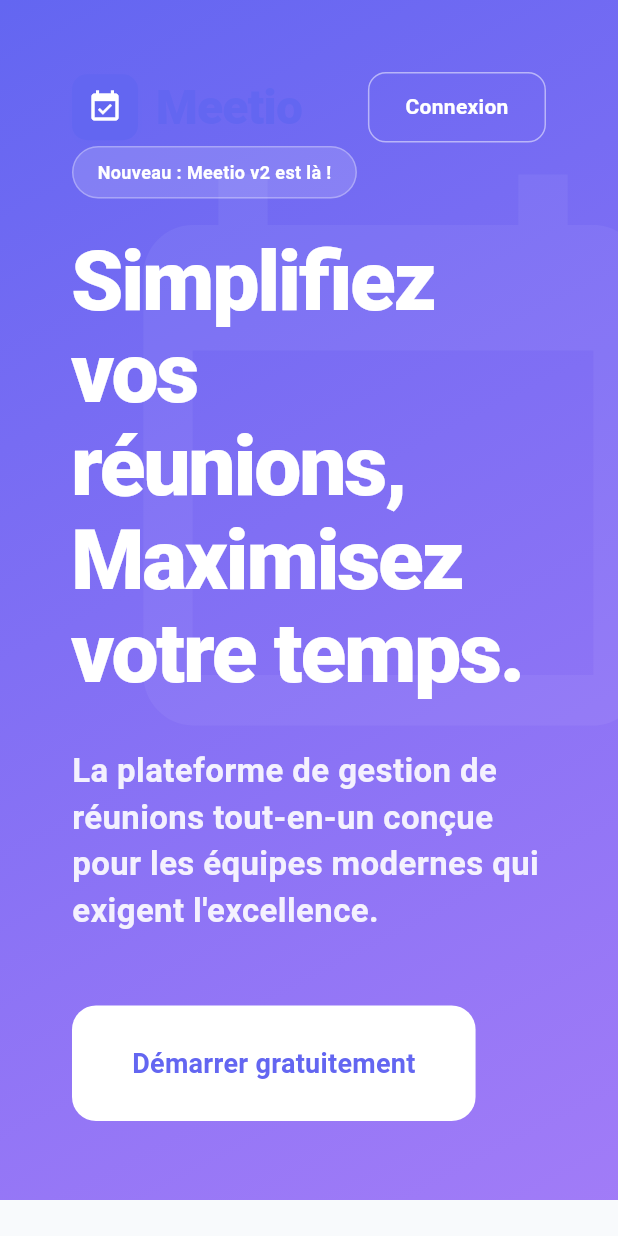
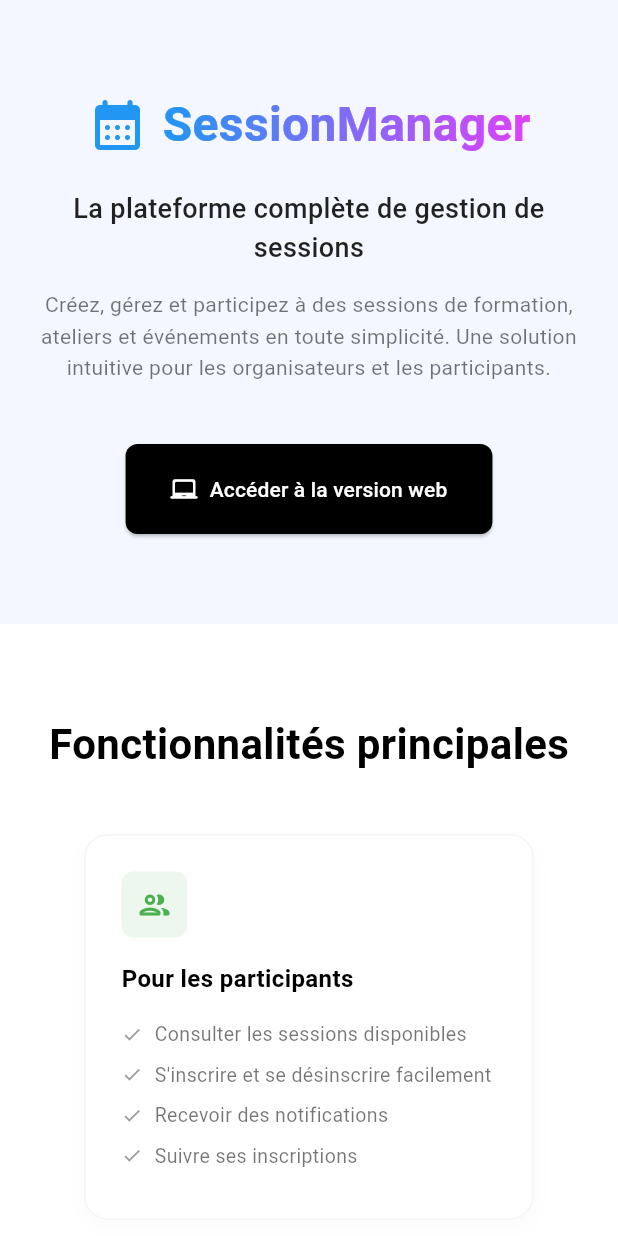
Before and after one commit to 7Bhil/Meetio, a Flutter app: the screen it shows after launch, on a phone screen of 412 x 824 dp. Run offline on Flutter 3.47's test engine with Material 3 defaults, Android fonts, the phone set to English and light mode, and no system bars; our stand-ins replace flutter_dotenv, shared_preferences; accounts and stored records are empty.

Commit message:
Restore original design

```diff
--- a/lib/screens/landing_screen.dart
+++ b/lib/screens/landing_screen.dart
@@ -1,10 +1,8 @@
 import 'package:flutter/material.dart';
-import 'dart:ui';
+import 'package:url_launcher/url_launcher.dart';
 import '../constants/colors.dart';
 import '../constants/text_styles.dart';
 import '../constants/spacing.dart';
-import '../widgets/logo_widget.dart';
-import '../screens/auth_screen.dart';
 
 class LandingScreen extends StatelessWidget {
   const LandingScreen({super.key});
@@ -12,13 +10,13 @@ class LandingScreen extends StatelessWidget {
   @override
   Widget build(BuildContext context) {
     return Scaffold(
-      backgroundColor: AppColors.background,
+      backgroundColor: Colors.white,
       body: SingleChildScrollView(
         child: Column(
           children: [
             _buildHero(context),
             _buildFeatures(),
-            _buildCTA(context),
+            _buildDownloadSection(),
             _buildFooter(),
           ],
         ),
@@ -26,80 +24,73 @@ class LandingScreen extends StatelessWidget {
     );
   }
 
+  Future<void> _launchURL(String url) async {
+    final Uri uri = Uri.parse(url);
+    if (!await launchUrl(uri)) {
+      debugPrint('Could not launch $url');
+    }
+  }
+
   Widget _buildHero(BuildContext context) {
     return Container(
       width: double.infinity,
-      height: 800,
-      decoration: BoxDecoration(
-        gradient: LinearGradient(
-          begin: Alignment.topLeft,
-          end: Alignment.bottomRight,
-          colors: [AppColors.primary, AppColors.accent.withOpacity(0.8)],
-        ),
-      ),
-      child: Stack(
+      padding: const EdgeInsets.symmetric(vertical: 60, horizontal: 20),
+      color: const Color(0xFFF4F7FF),
+      child: Column(
         children: [
-          // Geometric Decor
-          Positioned(
-            top: 100,
-            right: -50,
-            child: Icon(Icons.calendar_today, size: 400, color: Colors.white.withOpacity(0.05)),
+          // Logo
+          Row(
+            mainAxisAlignment: MainAxisAlignment.center,
+            children: [
+              const Icon(Icons.calendar_month_rounded, size: 40, color: Colors.blue),
+              const SizedBox(width: 10),
+              ShaderMask(
+                shaderCallback: (bounds) => const LinearGradient(
+                  colors: [Colors.blue, Colors.purpleAccent],
+                ).createShader(bounds),
+                child: const Text(
+                  'SessionManager',
+                  style: TextStyle(
+                    fontSize: 32,
+                    fontWeight: FontWeight.bold,
+                    color: Colors.white,
+                  ),
+                ),
+              ),
+            ],
           ),
-
-          SafeArea(
-            child: Padding(
-              padding: const EdgeInsets.all(Spacing.xxl),
-              child: Column(
-                crossAxisAlignment: CrossAxisAlignment.start,
-                children: [
-                  Row(
-                    children: [
-                      LogoWidget(type: LogoType.header),
-                      const Spacer(),
-                      _buildHeaderButton('Connexion', () {
-                         Navigator.pushNamed(context, '/auth');
-                      }),
-                    ],
-                  ),
-                  const Spacer(),
-                  Container(
-                    constraints: const BoxConstraints(maxWidth: 800),
-                    child: Column(
-                      crossAxisAlignment: CrossAxisAlignment.start,
-                      children: [
-                        _buildBadge('Nouveau : Meetio v2 est là !'),
-                        const SizedBox(height: Spacing.lg),
-                        Text(
-                          'Simplifiez vos réunions,\nMaximisez votre temps.',
-                          style: AppTextStyles.displayLarge.copyWith(color: Colors.white),
-                        ),
-                        const SizedBox(height: Spacing.xl),
-                        Text(
-                          'La plateforme de gestion de réunions tout-en-un conçue pour les équipes modernes qui exigent l\'excellence.',
-                          style: AppTextStyles.headlineSmall.copyWith(color: Colors.white.withOpacity(0.9)),
-                        ),
-                        const SizedBox(height: Spacing.xxl),
-                        Row(
-                          children: [
-                            ElevatedButton(
-                              onPressed: () => Navigator.pushNamed(context, '/auth'),
-                              style: ElevatedButton.styleFrom(
-                                backgroundColor: Colors.white,
-                                foregroundColor: AppColors.primary,
-                                padding: const EdgeInsets.symmetric(horizontal: 40, vertical: 25),
-                                shape: RoundedRectangleBorder(borderRadius: BorderRadius.circular(16)),
-                                elevation: 0,
-                              ),
-                              child: Text('Démarrer gratuitement', style: AppTextStyles.labelLarge.copyWith(fontSize: 18)),
-                            ),
-                          ],
-                        ),
-                      ],
-                    ),
-                  ),
-                  const Spacer(flex: 2),
-                ],
+          const SizedBox(height: 20),
+          const Text(
+            'La plateforme complète de gestion de sessions',
+            style: TextStyle(
+              fontSize: 18,
+              color: Colors.black87,
+              fontWeight: FontWeight.w500,
+            ),
+            textAlign: TextAlign.center,
+          ),
+          const SizedBox(height: 15),
+          Container(
+            constraints: const BoxConstraints(maxWidth: 600),
+            child: const Text(
+              'Créez, gérez et participez à des sessions de formation, ateliers et événements en toute simplicité. Une solution intuitive pour les organisateurs et les participants.',
+              style: TextStyle(
+                fontSize: 14,
+                color: Colors.black54,
+                height: 1.5,
               ),
+              textAlign: TextAlign.center,
+            ),
+          ),
+          const SizedBox(height: 40),
+          ElevatedButton.icon(
+            onPressed: () => Navigator.pushNamed(context, '/auth'),
+            icon: const Icon(Icons.laptop_chromebook_rounded, color: Colors.white),
+            label: const Text('Accéder à la version web', style: TextStyle(color: Colors.white)),
+            style: ElevatedButton.styleFrom(
+              backgroundColor: Colors.black,
+              padding: const EdgeInsets.symmetric(horizontal: 30, vertical: 20),
+              shape: RoundedRectangleBorder(borderRadius: BorderRadius.circular(8)),
             ),
           ),
         ],
@@ -107,136 +98,205 @@ class LandingScreen extends StatelessWidget {
     );
   }
 
-  Widget _buildBadge(String text) {
-    return Container(
-      padding: const EdgeInsets.symmetric(horizontal: 16, vertical: 8),
-      decoration: BoxDecoration(
-        color: Colors.white.withOpacity(0.15),
-        borderRadius: BorderRadius.circular(100),
-        border: Border.all(color: Colors.white.withOpacity(0.3)),
-      ),
-      child: Text(text, style: AppTextStyles.bodySmall.copyWith(color: Colors.white, fontWeight: FontWeight.bold)),
-    );
-  }
-
-  Widget _buildHeaderButton(String text, VoidCallback onPressed) {
-    return InkWell(
-      onTap: onPressed,
-      child: Container(
-        padding: const EdgeInsets.symmetric(horizontal: 24, vertical: 12),
-        decoration: BoxDecoration(
-          border: Border.all(color: Colors.white.withOpacity(0.5)),
-          borderRadius: BorderRadius.circular(12),
-        ),
-        child: Text(text, style: AppTextStyles.labelLarge.copyWith(color: Colors.white)),
-      ),
-    );
-  }
-
   Widget _buildFeatures() {
     return Container(
-      padding: const EdgeInsets.symmetric(vertical: 100, horizontal: Spacing.xxl),
+      padding: const EdgeInsets.symmetric(vertical: 60, horizontal: 20),
       child: Column(
         children: [
-          Text('Pensé pour la productivité', style: AppTextStyles.headlineLarge),
-          const SizedBox(height: 60),
-          _buildFeatureRow(
-            icon: Icons.flash_on_rounded,
-            title: 'Planification Instantanée',
-            desc: 'Créez des réunions en moins de 30 secondes avec notre interface ultra-rapide.',
-            color: Colors.orange,
+          const Text(
+            'Fonctionnalités principales',
+            style: TextStyle(
+              fontSize: 28,
+              fontWeight: FontWeight.bold,
+              color: Colors.black,
+            ),
           ),
           const SizedBox(height: 40),
-          _buildFeatureRow(
-            icon: Icons.shield_rounded,
-            title: 'Sécurité Maximale',
-            desc: 'Vos données sont cryptées et stockées de manière sécurisée sur nos serveurs.',
-            color: Colors.blue,
-            reverse: true,
+          Wrap(
+            spacing: 20,
+            runSpacing: 20,
+            alignment: WrapAlignment.center,
+            children: [
+              _buildFeatureCard(
+                icon: Icons.people_outline_rounded,
+                iconColor: Colors.green,
+                title: 'Pour les participants',
+                features: [
+                  'Consulter les sessions disponibles',
+                  'S\'inscrire et se désinscrire facilement',
+                  'Recevoir des notifications',
+                  'Suivre ses inscriptions',
+                ],
+              ),
+              _buildFeatureCard(
+                icon: Icons.shield_outlined,
+                iconColor: Colors.blue,
+                title: 'Pour les administrateurs',
+                features: [
+                  'Créer des sessions illimitées',
+                  'Gérer les participants',
+                  'Définir dates et capacités',
+                  'Notifications en temps réel',
+                ],
+              ),
+              _buildFeatureCard(
+                icon: Icons.calendar_today_outlined,
+                iconColor: Colors.purple,
+                title: 'Gestion avancée',
+                features: [
+                  'Système de rôles complet',
+                  'Gestion des utilisateurs',
+                  'Interface intuitive',
+                  'Multi-plateforme',
+                ],
+              ),
+            ],
           ),
         ],
       ),
     );
   }
 
-  Widget _buildFeatureRow({required IconData icon, required String title, required String desc, required Color color, bool reverse = false}) {
-    final content = [
-      Expanded(
-        child: Column(
-          crossAxisAlignment: reverse ? CrossAxisAlignment.end : CrossAxisAlignment.start,
-          children: [
-            Container(
-              padding: const EdgeInsets.all(12),
-              decoration: BoxDecoration(color: color.withOpacity(0.1), borderRadius: BorderRadius.circular(12)),
-              child: Icon(icon, color: color, size: 32),
+  Widget _buildFeatureCard({
+    required IconData icon,
+    required Color iconColor,
+    required String title,
+    required List<String> features,
+  }) {
+    return Container(
+      width: 300,
+      padding: const EdgeInsets.all(24),
+      decoration: BoxDecoration(
+        color: Colors.white,
+        borderRadius: BorderRadius.circular(16),
+        border: Border.all(color: Colors.grey.shade100),
+        boxShadow: [
+          BoxShadow(
+            color: Colors.black.withOpacity(0.02),
+            blurRadius: 10,
+            offset: const Offset(0, 4),
+          ),
+        ],
+      ),
+      child: Column(
+        crossAxisAlignment: CrossAxisAlignment.start,
+        children: [
+          Container(
+            padding: const EdgeInsets.all(10),
+            decoration: BoxDecoration(
+              color: iconColor.withOpacity(0.1),
+              borderRadius: BorderRadius.circular(8),
             ),
-            const SizedBox(height: 20),
-            Text(title, style: AppTextStyles.headlineMedium),
-            const SizedBox(height: 12),
-            Text(desc, style: AppTextStyles.bodyLarge, textAlign: reverse ? TextAlign.right : TextAlign.left),
-          ],
-        ),
-      ),
-      const SizedBox(width: 80),
-      Expanded(
-        child: Container(
-          height: 200,
-          decoration: BoxDecoration(
-            color: AppColors.border,
-            borderRadius: BorderRadius.circular(20),
-            image: const DecorationImage(
-              image: NetworkImage('https://images.unsplash.com/photo-1517245386807-bb43f82c33c4?auto=format&fit=crop&w=800&q=80'),
-              fit: BoxFit.cover,
+            child: Icon(icon, color: iconColor, size: 24),
+          ),
+          const SizedBox(height: 16),
+          Text(
+            title,
+            style: const TextStyle(
+              fontSize: 16,
+              fontWeight: FontWeight.bold,
+              color: Colors.black,
             ),
           ),
-        ),
+          const SizedBox(height: 16),
+          ...features.map((f) => Padding(
+                padding: const EdgeInsets.only(bottom: 8),
+                child: Row(
+                  children: [
+                    const Icon(Icons.check, size: 14, color: Colors.grey),
+                    const SizedBox(width: 8),
+                    Expanded(
+                      child: Text(
+                        f,
+                        style: const TextStyle(fontSize: 13, color: Colors.black54),
+                      ),
+                    ),
+                  ],
+                ),
+              )),
+        ],
       ),
-    ];
-
-    return Row(children: reverse ? content.reversed.toList() : content);
+    );
   }
 
-  Widget _buildCTA(BuildContext context) {
+  Widget _buildDownloadSection() {
     return Container(
-      margin: const EdgeInsets.symmetric(vertical: 80, horizontal: Spacing.xxl),
-      padding: const EdgeInsets.all(80),
-      decoration: BoxDecoration(
-        color: AppColors.textPrimary,
-        borderRadius: BorderRadius.circular(40),
-      ),
+      padding: const EdgeInsets.symmetric(vertical: 60, horizontal: 20),
+      color: const Color(0xFFF9FAFF),
       child: Column(
         children: [
-          Text(
-            'Prêt à révolutionner vos réunions ?',
-            style: AppTextStyles.headlineLarge.copyWith(color: Colors.white),
-            textAlign: TextAlign.center,
+          const Text(
+            'Téléchargez l\'application',
+            style: TextStyle(
+              fontSize: 28,
+              fontWeight: FontWeight.bold,
+              color: Colors.black,
+            ),
+          ),
+          const SizedBox(height: 8),
+          const Text(
+            'Disponible sur toutes les plateformes',
+            style: TextStyle(fontSize: 14, color: Colors.black54),
           ),
           const SizedBox(height: 40),
-          ElevatedButton(
-            onPressed: () => Navigator.pushNamed(context, '/auth'),
-            style: ElevatedButton.styleFrom(
-              backgroundColor: AppColors.primary,
-              foregroundColor: Colors.white,
-              padding: const EdgeInsets.symmetric(horizontal: 50, vertical: 25),
-              shape: RoundedRectangleBorder(borderRadius: BorderRadius.circular(16)),
-            ),
-            child: Text('Commencer maintenant', style: AppTextStyles.labelLarge.copyWith(fontSize: 18)),
+          Wrap(
+            spacing: 20,
+            runSpacing: 20,
+            alignment: WrapAlignment.center,
+            children: [
+              _buildDownloadCard('iOS', 'iPhone & iPad', Icons.apple, url: 'https://testflight.apple.com/join/xxxx'),
+              _buildDownloadCard('Android', '.APK', Icons.android_rounded, color: Colors.green, url: 'https://github.com/7Bhil/Meetio/releases/latest/download/app.apk'),
+              _buildDownloadCard('Windows', '.EXE', Icons.desktop_windows_rounded, color: Colors.blue, url: 'https://github.com/7Bhil/Meetio/releases/latest/download/app.exe'),
+              _buildDownloadCard('macOS', '.DMG', Icons.apple, color: Colors.black, url: 'https://github.com/7Bhil/Meetio/releases/latest/download/app.dmg'),
+              _buildDownloadCard('Linux', '.DEB [Debian/Ubuntu]', Icons.inventory_2_outlined, color: Colors.orange, url: 'https://github.com/7Bhil/Meetio/releases/latest/download/app.deb'),
+              _buildDownloadCard('Linux', '.RPM [Fedora/RedHat]', Icons.inventory_2_outlined, color: Colors.red, url: 'https://github.com/7Bhil/Meetio/releases/latest/download/app.rpm'),
+            ],
           ),
         ],
       ),
     );
   }
 
+  Widget _buildDownloadCard(String title, String subtitle, IconData icon, {Color color = Colors.black, required String url}) {
+    return InkWell(
+      onTap: () => _launchURL(url),
+      borderRadius: BorderRadius.circular(12),
+      child: Container(
+        width: 160,
+        padding: const EdgeInsets.all(20),
+        decoration: BoxDecoration(
+          color: Colors.white,
+          borderRadius: BorderRadius.circular(12),
+          border: Border.all(color: Colors.grey.shade100),
+        ),
+        child: Column(
+          children: [
+            Icon(icon, size: 30, color: color),
+            const SizedBox(height: 12),
+            Text(
+              title,
+              style: const TextStyle(fontWeight: FontWeight.bold, fontSize: 14),
+            ),
+            const SizedBox(height: 4),
+            Text(
+              subtitle,
+              style: const TextStyle(fontSize: 11, color: Colors.black54),
+              textAlign: TextAlign.center,
+            ),
+            const SizedBox(height: 12),
+            const Icon(Icons.download_rounded, size: 16, color: Colors.grey),
+          ],
+        ),
+      ),
+    );
+  }
+
   Widget _buildFooter() {
     return Container(
-      padding: const EdgeInsets.all(Spacing.xxxl),
-      color: Colors.white,
-      child: Column(
-        children: [
-          LogoWidget(type: LogoType.header),
-          const SizedBox(height: 40),
-          Text('© 2026 Meetio. Tous droits réservés.', style: AppTextStyles.bodySmall),
-        ],
+      padding: const EdgeInsets.symmetric(vertical: 40),
+      child: const Text(
+        '© 2024 SessionManager - Tous droits réservés',
+        style: TextStyle(fontSize: 12, color: Colors.black45),
       ),
     );
   }
--- a/pubspec.yaml
+++ b/pubspec.yaml
@@ -28,6 +28,7 @@ dependencies:
 
   # Validation de formulaire
   form_field_validator: ^1.1.0
+  url_launcher: ^6.3.2
 
 dev_dependencies:
   flutter_test:
```
Also changed, not shown: pubspec.lock, 5 other files.
